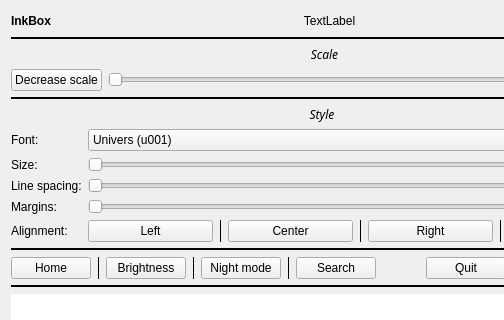
Old version of the form src/reader/reader.ui in the repository Quill-OS/quill; both pictures show x 0 to 504 and y 0 to 320 of the 644 by 1029 pixel window.
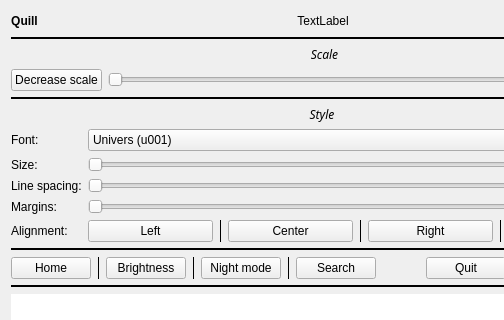
New version of the form.

The edit to the form file:
```diff
--- a/src/reader/reader.ui
+++ b/src/reader/reader.ui
@@ -765,7 +765,7 @@
                     </font>
                    </property>
                    <property name="text">
-                    <string>InkBox</string>
+                    <string>Quill</string>
                    </property>
                    <property name="alignment">
                     <set>Qt::AlignCenter</set>
```
